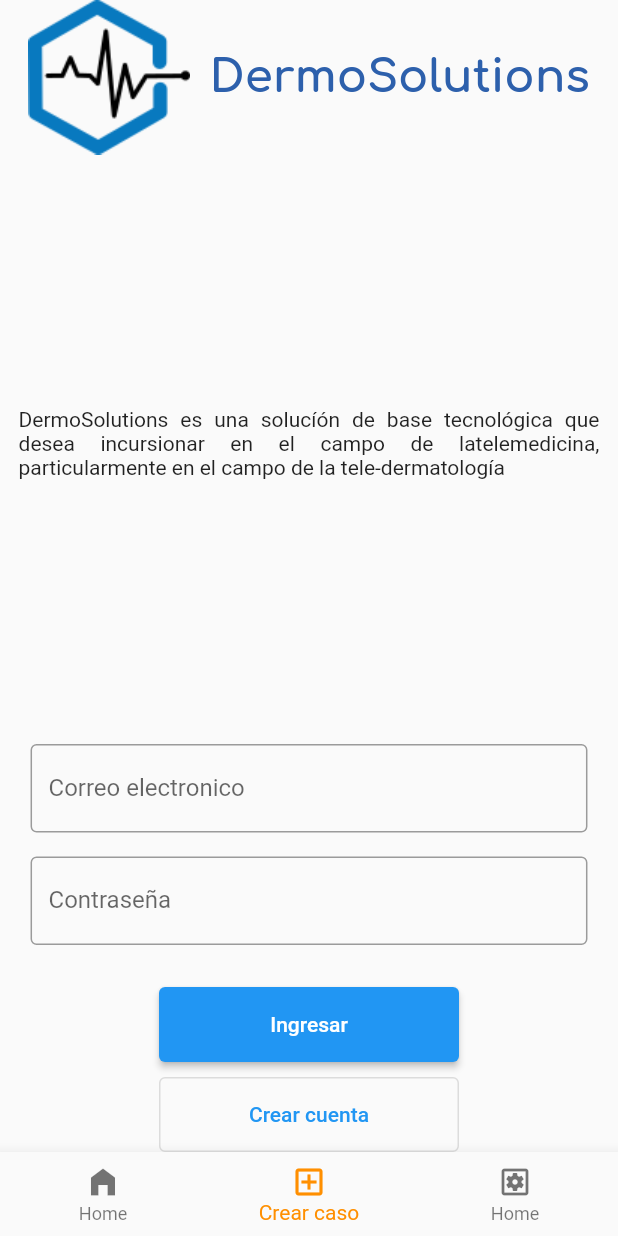
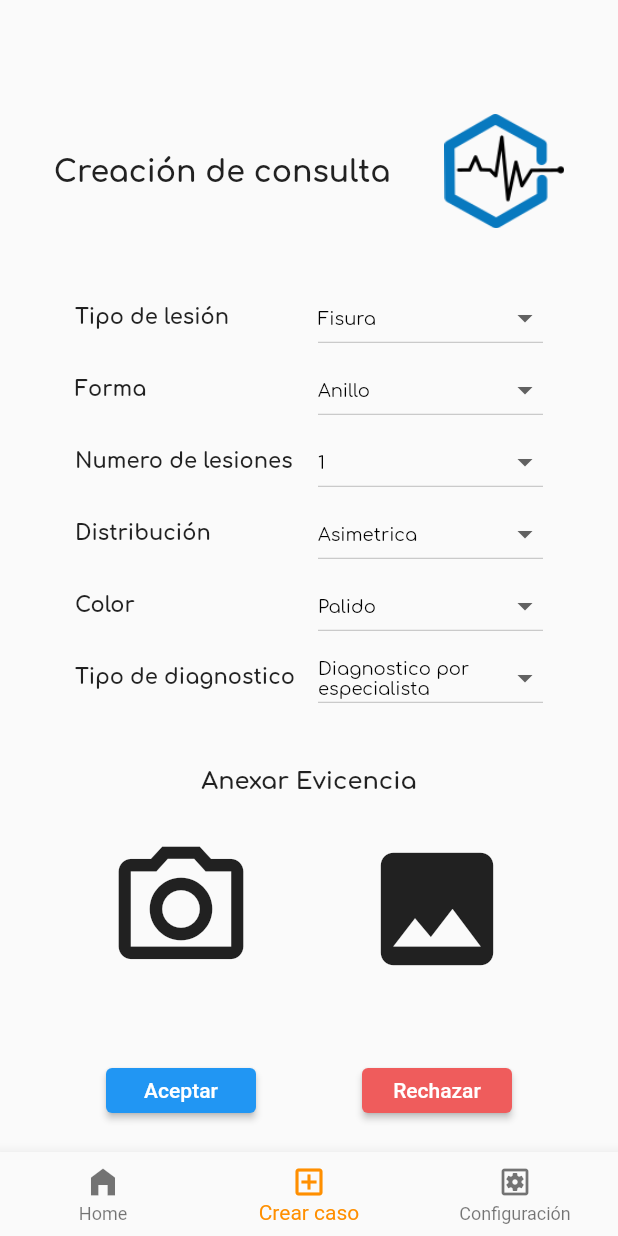
Before and after one commit to albcm-uniandes/dermosolution-app, a Flutter app: the screen it shows after launch, item 2 of the bottom bar chosen, on a phone screen of 412 x 824 dp. Run offline on Flutter 3.47's test engine with Material 2 defaults, Android fonts, the light colour scheme and no system bars; our stand-ins replace camera; missing offline and left inert: body_part_selector; generated files the repository leaves out were written again.

Commit message:
Pantalla de creación de consulta creada y widgets auxiliares

```diff
--- a/lib/main.dart
+++ b/lib/main.dart
@@ -2,6 +2,7 @@ import 'package:camera/camera.dart';
 import 'package:dermosolution_app/src/features/body_part_selector/presentation/screens/body_part_selector_screen.dart';
 import 'package:dermosolution_app/src/features/home/ui/screens/home.dart';
 import 'package:dermosolution_app/src/features/login/presentation/screens/login_screen.dart';
+import 'package:dermosolution_app/src/features/medical_case/presentation/screens/case_creation_screen.dart';
 import 'package:dermosolution_app/src/features/take_photos/presentation/screens/take_photo_screen.dart';
 import 'package:flutter/material.dart';
 import 'package:flutter_localizations/flutter_localizations.dart';
@@ -48,7 +49,7 @@ class _MyHomePageState extends State<MyHomePage> {
       TextStyle(fontSize: 30, fontWeight: FontWeight.bold);
   static const List<Widget> _widgetOptions = <Widget>[
     HomeScreen(),
-    LoginScreen(),
+    CaseCreationScreen(),
     Text(
       'Index 2: Configuración',
       style: optionStyle,
@@ -71,7 +72,7 @@ class _MyHomePageState extends State<MyHomePage> {
           BottomNavigationBarItem(
               icon: Icon(Icons.add_box_outlined), label: "Crear caso"),
           BottomNavigationBarItem(
-              icon: Icon(Icons.settings_applications_outlined), label: "Home"),
+              icon: Icon(Icons.settings_applications_outlined), label: "Configuración"),
         ],
         currentIndex: _selectedIndex,
         selectedItemColor: Colors.amber[800],
--- a/lib/src/features/conditions/presentation/screens/conditions_screen.dart
+++ b/lib/src/features/conditions/presentation/screens/conditions_screen.dart
@@ -12,13 +12,13 @@ class ConditionsScreen extends StatelessWidget {
     return Scaffold(
       body: Column(
         mainAxisAlignment: MainAxisAlignment.spaceEvenly,
-        children: [
-          header,
-          const Padding(
+        children: const [
+          ScreenHeader(title: 'Terminos y condiciones'),
+          Padding(
             padding: EdgeInsets.all(30),
             child: Text(conditions),
           ),
-          const ConditionsButtons()
+          ConditionsButtons()
         ],
       ),
     );
--- a/lib/src/features/conditions/presentation/widgets/header.dart
+++ b/lib/src/features/conditions/presentation/widgets/header.dart
@@ -1,14 +1,27 @@
 import 'package:flutter/material.dart';
 
-final Widget header = Row(
+
+class ScreenHeader extends StatelessWidget {
+  const ScreenHeader({super.key, required this.title});
+
+  final String title;
+
+  @override
+  Widget build(BuildContext context) {
+    return Padding(
+      padding: const EdgeInsets.only(top: 50),
+      child: Row(
         mainAxisAlignment: MainAxisAlignment.spaceEvenly,
         children: [
-    const Text("Terminos y condiciones",
-        style: TextStyle(
+          Text(title,
+              style: const TextStyle(
                 fontSize: 20,
                 fontFamily: 'Comfortaa',
                 fontWeight: FontWeight.bold,
               )),
           Image.asset('lib/assets/images/logo.png', width: 80),
         ],
+      ),
     );
+  }
+}
--- a/lib/src/features/home/ui/screens/home.dart
+++ b/lib/src/features/home/ui/screens/home.dart
@@ -1,3 +1,4 @@
+import 'package:dermosolution_app/src/features/conditions/presentation/widgets/header.dart';
 import 'package:dermosolution_app/src/shared/widgets/logo.dart';
 import 'package:flutter/material.dart';
 
@@ -8,9 +9,9 @@ class HomeScreen extends StatelessWidget {
   Widget build(BuildContext context) {
     return Scaffold(
       body: Column(
-        mainAxisAlignment: MainAxisAlignment.spaceBetween,
-        children: [
-          widgetLogo,
+        mainAxisAlignment: MainAxisAlignment.spaceEvenly,
+        children: const [
+          ScreenHeader(title: 'Listado de casos'),
         ],
       ),
     );
--- /dev/null
+++ b/lib/src/features/medical_case/presentation/screens/case_creation_screen.dart
@@ -0,0 +1,43 @@
+import 'package:dermosolution_app/src/features/conditions/presentation/widgets/conditions_buttons.dart';
+import 'package:flutter/material.dart';
+
+import '../../../conditions/presentation/widgets/header.dart';
+import '../widgets/case_info_form.dart';
+
+class CaseCreationScreen extends StatelessWidget {
+  const CaseCreationScreen({super.key});
+
+  @override
+  Widget build(BuildContext context) {
+    return Scaffold(
+      body: Column(
+        mainAxisAlignment: MainAxisAlignment.spaceEvenly,
+        children: [
+          const ScreenHeader(
+            title: 'Creación de consulta',
+          ),
+          const CaseInfoForm(),
+          const Text('Anexar Evicencia',
+              style: TextStyle(
+                fontSize: 16,
+                fontFamily: 'Comfortaa',
+                fontWeight: FontWeight.bold,
+              )),
+          Row(
+              mainAxisAlignment: MainAxisAlignment.spaceEvenly,
+              children: const [
+                Icon(
+                  Icons.camera_alt_outlined,
+                  size: 100,
+                ),
+                Icon(
+                  Icons.image,
+                  size: 100,
+                )
+              ]),
+          const ConditionsButtons()
+        ],
+      ),
+    );
+  }
+}
--- /dev/null
+++ b/lib/src/features/medical_case/presentation/widgets/case_info_form.dart
@@ -0,0 +1,42 @@
+import 'package:flutter/material.dart';
+
+import 'field_picker.dart';
+
+class CaseInfoForm extends StatelessWidget {
+  const CaseInfoForm({super.key});
+
+  @override
+  Widget build(BuildContext context) {
+    return Padding(
+      padding: const EdgeInsets.fromLTRB(50, 10, 50, 10),
+      child: Column(
+        children: const [
+          FieldCreateCaseWidget(
+            dropList: ['Fisura'],
+            fieldName: 'Tipo de lesión',
+          ),
+          FieldCreateCaseWidget(
+            dropList: ['Anillo'],
+            fieldName: 'Forma',
+          ),
+          FieldCreateCaseWidget(
+            dropList: ['1', '2'],
+            fieldName: 'Numero de lesiones',
+          ),
+          FieldCreateCaseWidget(
+            dropList: ['Asimetrica'],
+            fieldName: 'Distribución',
+          ),
+          FieldCreateCaseWidget(
+            dropList: ['Palido'],
+            fieldName: 'Color',
+          ),
+          FieldCreateCaseWidget(
+            dropList: ['Diagnostico por especialista', 'Automatico'],
+            fieldName: 'Tipo de diagnostico',
+          ),
+        ],
+      ),
+    );
+  }
+}
--- /dev/null
+++ b/lib/src/features/medical_case/presentation/widgets/field_picker.dart
@@ -0,0 +1,40 @@
+import 'package:flutter/material.dart';
+
+class FieldCreateCaseWidget extends StatelessWidget {
+  const FieldCreateCaseWidget(
+      {super.key, required this.dropList, required this.fieldName});
+
+  final List<String> dropList;
+  final String fieldName;
+
+  @override
+  Widget build(BuildContext context) {
+    return Row(
+      mainAxisAlignment: MainAxisAlignment.spaceBetween,
+      children: [
+        Text(
+          fieldName,
+          style: const TextStyle(
+            fontSize: 14,
+            fontFamily: 'Comfortaa',
+            fontWeight: FontWeight.bold,
+          ),
+        ),
+        SizedBox(
+          width: 150,
+          child: DropdownButton(
+              isExpanded: true,
+              value: dropList.first,
+              icon: const Icon(Icons.arrow_drop_down),
+              elevation: 16,
+              style: const TextStyle(
+                  fontSize: 12, fontFamily: 'Comfortaa', color: Colors.black),
+              onChanged: (String? value) {},
+              items: dropList.map<DropdownMenuItem<String>>((String value) {
+                return DropdownMenuItem(value: value, child: Text(value));
+              }).toList()),
+        )
+      ],
+    );
+  }
+}
```
Also changed, not shown: lib/src/features/take_photos/presentation/controllers/camera_controller.dart (deleted). Lines whose indentation alone changed are shown as unchanged.
